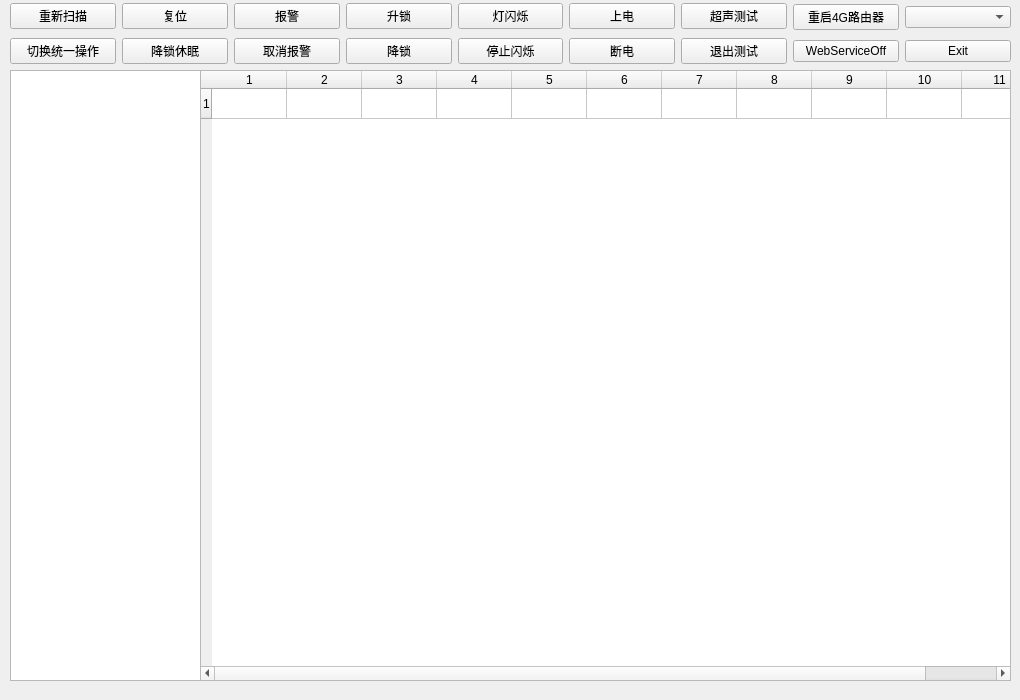
Old version of the form Ui_Form.ui in the repository yuqiancha/WWTFrontServer_Cam_4Baddr.
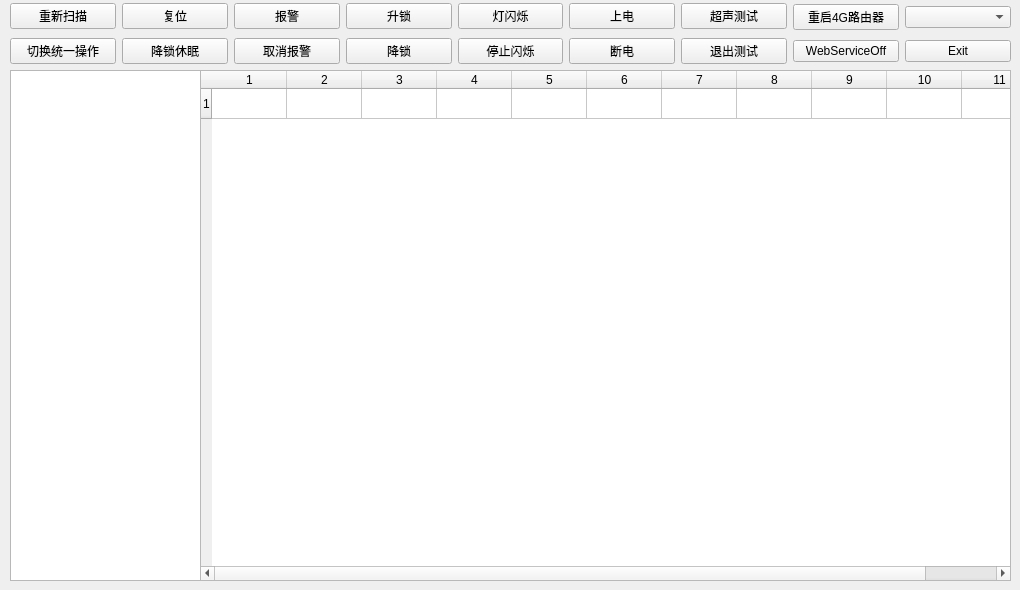
New version of the form.

```diff
--- a/Ui_Form.ui
+++ b/Ui_Form.ui
@@ -7,7 +7,7 @@
     <x>0</x>
     <y>0</y>
     <width>1020</width>
-    <height>700</height>
+    <height>590</height>
    </rect>
   </property>
   <property name="windowTitle">
@@ -22,7 +22,7 @@
      <x>200</x>
      <y>70</y>
      <width>811</width>
-     <height>611</height>
+     <height>511</height>
     </rect>
    </property>
    <property name="autoFillBackground">
@@ -241,7 +241,7 @@
      <x>10</x>
      <y>70</y>
      <width>191</width>
-     <height>611</height>
+     <height>511</height>
     </rect>
    </property>
   </widget>
```
